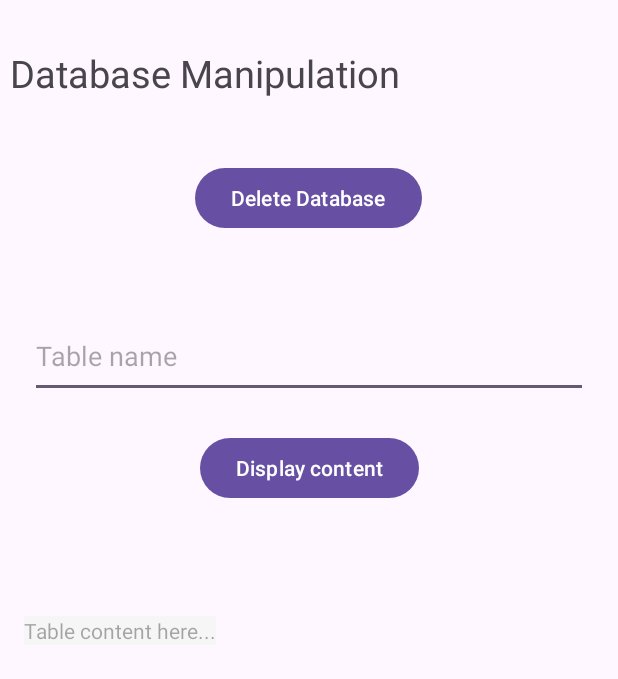
After one commit to Chandra23sekhar/Project_A, an Android app: the DatabaseManipulation screen opened directly, with no data from a screen before it, on a phone screen of 412 x 824 dp. The commit adds this screen. Shown: the top 679 px of the screen. Run offline under Robolectric (Android 15) with nearby library versions, the phone set to English and light mode, and no system bars; 1 statement that could not run was skipped.

Commit message:
partial database code completed, basic regex completed
Signed-off-by: Chandra23sekhar <chan23du@gmail.com>

```diff
--- /dev/null
+++ b/app/src/main/java/com/example/project_a/DatabaseManipulation.java
@@ -0,0 +1,46 @@
+package com.example.project_a;
+
+import androidx.appcompat.app.AppCompatActivity;
+
+import android.os.Bundle;
+import android.view.View;
+import android.widget.Button;
+import android.widget.EditText;
+import android.widget.TextView;
+import android.widget.Toast;
+
+public class DatabaseManipulation extends AppCompatActivity {
+
+    @Override
+    protected void onCreate(Bundle savedInstanceState) {
+        super.onCreate(savedInstanceState);
+        setContentView(R.layout.activity_database_manipulation);
+
+
+        DBHelper dbHelper = new DBHelper(this); // db handler
+
+        Button del_db = findViewById(R.id.deleteDatabse);
+        EditText table_name = findViewById(R.id.table_name_view);
+        Button show_content = findViewById(R.id.display_table_content);
+        TextView table_content = findViewById(R.id.table_content);
+
+        del_db.setOnClickListener(new View.OnClickListener() {
+            @Override
+            public void onClick(View v) {
+                dbHelper.deleteDatabase();
+                Toast.makeText(DatabaseManipulation.this, "Deleted full database!", Toast.LENGTH_SHORT).show();
+            }
+        });
+
+
+        show_content.setOnClickListener(new View.OnClickListener() {
+            @Override
+            public void onClick(View v) {
+                String tbName = table_name.getText().toString();
+
+                String res = dbHelper.showSpecificTable(tbName);
+                table_content.setText(res);
+            }
+        });
+    }
+}
--- a/app/src/main/java/com/example/project_a/RentYourCar.java
+++ b/app/src/main/java/com/example/project_a/RentYourCar.java
@@ -24,6 +24,10 @@ public class RentYourCar extends Fragment {
         // Inflate the layout for this fragment
         View view = inflater.inflate(R.layout.fragment_rent_your_car, container, false);
 
+
+        // TODO: Add dropdown list
+
+
         return view;
     }
 }
--- a/app/src/main/res/layout/activity_available_vehicles.xml
+++ b/app/src/main/res/layout/activity_available_vehicles.xml
@@ -244,5 +244,4 @@
 
     </androidx.constraintlayout.widget.ConstraintLayout>
 
-
 </androidx.constraintlayout.widget.ConstraintLayout>
--- /dev/null
+++ b/app/src/main/res/layout/activity_database_manipulation.xml
@@ -0,0 +1,73 @@
+<?xml version="1.0" encoding="utf-8"?>
+<androidx.constraintlayout.widget.ConstraintLayout xmlns:android="http://schemas.android.com/apk/res/android"
+    xmlns:app="http://schemas.android.com/apk/res-auto"
+    xmlns:tools="http://schemas.android.com/tools"
+    android:layout_width="match_parent"
+    android:layout_height="match_parent"
+    tools:context=".DatabaseManipulation">
+
+    <TextView
+        android:id="@+id/textView11"
+        android:layout_width="wrap_content"
+        android:layout_height="wrap_content"
+        android:text="Database Manipulation"
+        android:textSize="25sp"
+        app:layout_constraintBottom_toBottomOf="parent"
+        app:layout_constraintEnd_toEndOf="parent"
+        app:layout_constraintHorizontal_bias="0.045"
+        app:layout_constraintStart_toStartOf="parent"
+        app:layout_constraintTop_toTopOf="parent"
+        app:layout_constraintVertical_bias="0.04" />
+
+    <Button
+        android:id="@+id/deleteDatabse"
+        android:layout_width="wrap_content"
+        android:layout_height="wrap_content"
+        android:text="Delete Database"
+        app:layout_constraintBottom_toBottomOf="parent"
+        app:layout_constraintEnd_toEndOf="parent"
+        app:layout_constraintHorizontal_bias="0.498"
+        app:layout_constraintStart_toStartOf="parent"
+        app:layout_constraintTop_toBottomOf="@+id/textView11"
+        app:layout_constraintVertical_bias="0.059" />
+
+    <EditText
+        android:id="@+id/table_name_view"
+        android:layout_width="match_parent"
+        android:layout_height="55dp"
+        android:layout_margin="20dp"
+        android:ems="10"
+        android:hint="Table name"
+        android:inputType="text"
+        app:layout_constraintBottom_toBottomOf="parent"
+        app:layout_constraintEnd_toEndOf="parent"
+        app:layout_constraintHorizontal_bias="0.497"
+        app:layout_constraintStart_toStartOf="parent"
+        app:layout_constraintTop_toBottomOf="@+id/deleteDatabse"
+        app:layout_constraintVertical_bias="0.059" />
+
+    <Button
+        android:id="@+id/display_table_content"
+        android:layout_width="wrap_content"
+        android:layout_height="wrap_content"
+        android:text="Display content"
+        app:layout_constraintBottom_toBottomOf="parent"
+        app:layout_constraintEnd_toEndOf="parent"
+        app:layout_constraintStart_toStartOf="parent"
+        app:layout_constraintTop_toBottomOf="@+id/table_name_view"
+        app:layout_constraintVertical_bias="0.045" />
+
+    <TextView
+        android:id="@+id/table_content"
+        android:layout_width="wrap_content"
+        android:layout_height="wrap_content"
+        android:background="#F6F6F6"
+        android:hint="Table content here..."
+        app:layout_constraintBottom_toBottomOf="parent"
+        app:layout_constraintEnd_toEndOf="parent"
+        app:layout_constraintHorizontal_bias="0.056"
+        app:layout_constraintStart_toStartOf="parent"
+        app:layout_constraintTop_toBottomOf="@+id/display_table_content"
+        app:layout_constraintVertical_bias="0.159" />
+
+</androidx.constraintlayout.widget.ConstraintLayout>
--- a/app/src/main/res/layout/fragment_rent_your_car.xml
+++ b/app/src/main/res/layout/fragment_rent_your_car.xml
@@ -24,4 +24,6 @@
             android:textSize="25sp"
             android:textStyle="bold" />
     </LinearLayout>
+
+
 </FrameLayout>
```
Also changed, not shown: app/src/main/AndroidManifest.xml (+12 -4 lines), app/src/main/java/com/example/project_a/HomeFragment.java (+34 -6 lines), app/src/main/java/com/example/project_a/Login.java (added, +14 -0 lines), app/src/main/java/com/example/project_a/ProfileFragment.java (+28 -7 lines), app/src/main/java/com/example/project_a/RegexValidator.java (added, +49 -0 lines), app/src/main/java/com/example/project_a/Register.java (added, +14 -0 lines), app/src/main/res/layout/activity_login.xml (added, +9 -0 lines), app/src/main/res/layout/activity_register.xml (added, +9 -0 lines), app/src/main/res/layout/fragment_home.xml (+5 -5 lines), app/src/main/res/layout/fragment_profile.xml (+12 -0 lines), app/src/main/res/values/strings.xml (+10 -0 lines), 3 other files.
